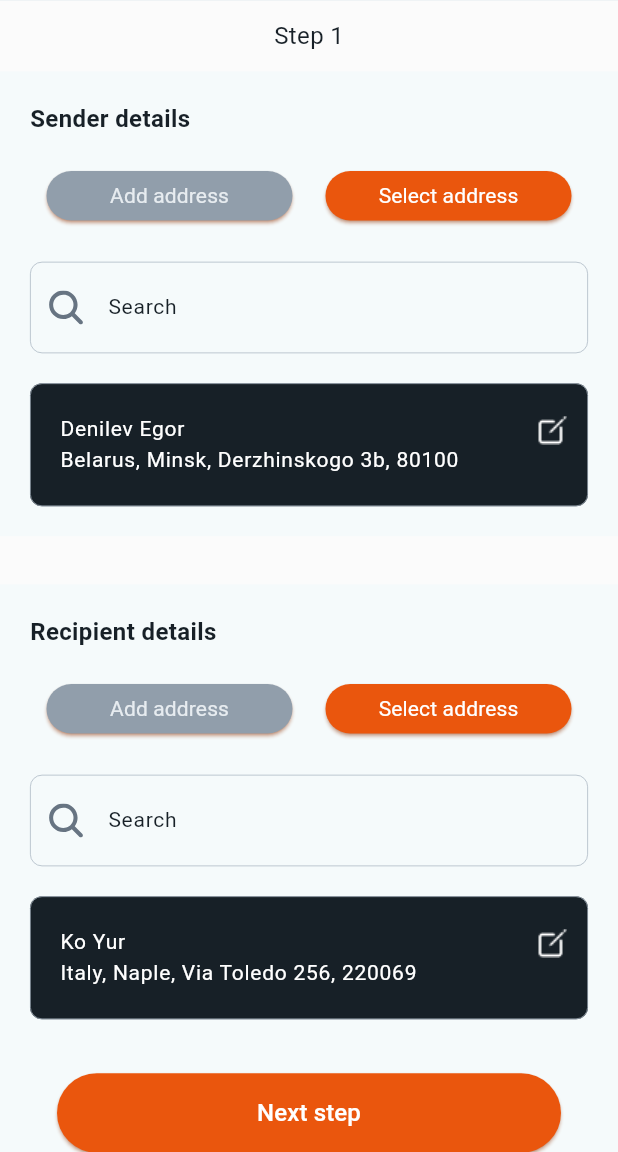
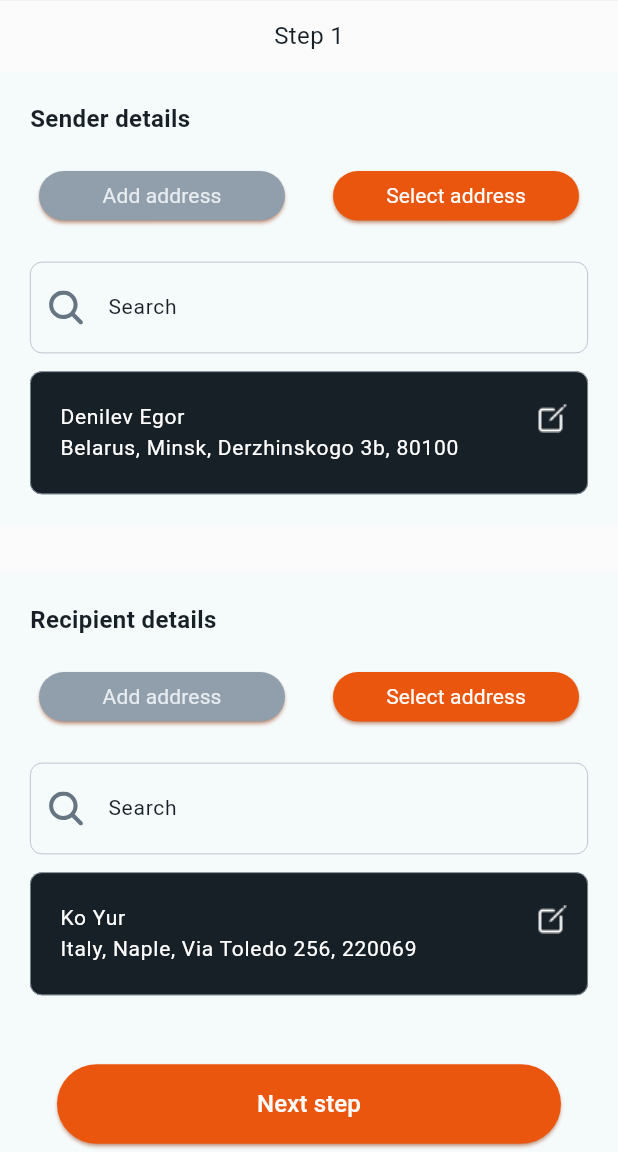
Before and after one commit to GarifullinII/orderscreen, a Flutter app: the screen it shows after launch, after a tap on "Add address", on a phone screen of 412 x 824 dp, the part 84-1236 px from its top. Run offline on Flutter 3.47's test engine with Material 2 defaults, Android fonts, the phone set to English and light mode, and no system bars; our stand-ins replace flutter_svg; Roboto replaces fonts that are missing (SF Pro).

```diff
--- a/lib/views/pages/address.dart
+++ b/lib/views/pages/address.dart
@@ -72,7 +72,7 @@ class Address extends StatelessWidget {
               ),
             ),
             Padding(
-              padding: const EdgeInsets.only(left: 20, top: 16, right: 20, bottom: 26),
+              padding: const EdgeInsets.only(top: 26, bottom: 26),
               child: Button(
                 interact: () {},
                 style: ElevatedButton.styleFrom(
--- a/lib/views/pages/order.dart
+++ b/lib/views/pages/order.dart
@@ -18,6 +18,7 @@ class Order extends StatelessWidget {
       appBar: const TopBar(label: 'Ordering'),
       body: SingleChildScrollView(
         child: Column(
+          crossAxisAlignment: CrossAxisAlignment.start,
           children: <Widget>[
             Divider(
               color: ColorConstants.dividerColor,
@@ -46,11 +47,22 @@ class Order extends StatelessWidget {
               ),
             ),
             Padding(
+              padding: const EdgeInsets.only(left: 20, top: 20, bottom: 8),
+              child: Text(
+                'Start date',
+                style: TextStyle(
+                  fontFamily: 'Roboto',
+                  fontSize: 14,
+                  fontWeight: FontWeight.w600,
+                  color: ColorConstants.labelColor,
+                ),
+              ),
+            ),
+            Padding(
               padding: const EdgeInsets.only(bottom: 12),
               child: Input(
                 keyboardType: TextInputType.datetime,
                 onChange: (String value) {},
-                labelOverTextField: 'Start date',
                 widgetPrefix: SvgPicture.asset(
                   'assets/images/calendar.svg',
                   colorFilter: ColorFilter.mode(
@@ -99,7 +111,8 @@ class Order extends StatelessWidget {
               addressLabel: 'Via Toledo 256',
               postcodeLabel: '80100',
             ),
-            Padding(
+            Center(
+              child: Padding(
                 padding: const EdgeInsets.only(top: 16, bottom: 26),
                 child: Button(
                   interact: () {},
@@ -125,6 +138,7 @@ class Order extends StatelessWidget {
                   ),
                 ),
               ),
+            ),
           ],
         ),
       ),
--- a/lib/views/pages/widgets/address_form_widget.dart
+++ b/lib/views/pages/widgets/address_form_widget.dart
@@ -46,7 +46,7 @@ class AddressFormWidget extends StatelessWidget {
             ),
           ),
           Padding(
-            padding: const EdgeInsets.symmetric(horizontal: 20),
+            padding: const EdgeInsets.only(left: 10, right: 10, bottom: 20),
             child: Row(
               mainAxisAlignment: MainAxisAlignment.spaceAround,
               crossAxisAlignment: CrossAxisAlignment.center,
@@ -94,12 +94,15 @@ class AddressFormWidget extends StatelessWidget {
             ),
             hint: searchLabel ?? '',
           ),
-          Input(
-            onChange: (String value) {},
-            widgetOverTextField: const Spacer(),
-            valueMaxLines: 2,
-            showPrefixIcon: false,
-            hint: addressLabel ?? '',
+          Padding(
+            padding: const EdgeInsets.only(top: 12),
+            child: Input(
+              onChange: (String value) {},
+              widgetOverTextField: const Spacer(),
+              valueMaxLines: 2,
+              showPrefixIcon: false,
+              hint: addressLabel ?? '',
+            ),
           ),
         ],
       ),
--- a/lib/views/pages/widgets/form_widget.dart
+++ b/lib/views/pages/widgets/form_widget.dart
@@ -71,7 +71,7 @@ class FormWidget extends StatelessWidget {
         crossAxisAlignment: CrossAxisAlignment.start,
         children: [
           Padding(
-            padding: const EdgeInsets.only(left: 20, top: 20, bottom: 16),
+            padding: const EdgeInsets.only(left: 20, top: 12, bottom: 16),
             child: Text(
               labelText,
               style: TextStyle(
@@ -127,9 +127,20 @@ class FormWidget extends StatelessWidget {
               ],
             ),
           ),
+          Padding(
+            padding: const EdgeInsets.only(left: 20, top: 20, bottom: 8),
+            child: Text(
+              'Full name*',
+              style: TextStyle(
+                fontFamily: 'Roboto',
+                fontSize: 14,
+                fontWeight: FontWeight.w600,
+                color: ColorConstants.labelColor,
+              ),
+            ),
+          ),
           Input(
             onChange: (String value) {},
-            labelOverTextField: labelTextField ?? 'Full name*',
             widgetPrefix: SvgPicture.asset(
               'assets/images/man.svg',
               colorFilter: ColorFilter.mode(
@@ -139,10 +150,21 @@ class FormWidget extends StatelessWidget {
             ),
             hint: nameLabel ?? '',
           ),
+          Padding(
+            padding: const EdgeInsets.only(left: 20, top: 20, bottom: 8),
+            child: Text(
+              'Email*',
+              style: TextStyle(
+                fontFamily: 'Roboto',
+                fontSize: 14,
+                fontWeight: FontWeight.w600,
+                color: ColorConstants.labelColor,
+              ),
+            ),
+          ),
           Input(
             keyboardType: TextInputType.emailAddress,
             onChange: (String value) {},
-            labelOverTextField: labelTextField ?? 'Email*',
             widgetPrefix: SvgPicture.asset(
               'assets/images/email.svg',
               colorFilter: ColorFilter.mode(
@@ -152,11 +174,22 @@ class FormWidget extends StatelessWidget {
             ),
             hint: emailLabel ?? '',
           ),
+          Padding(
+            padding: const EdgeInsets.only(left: 20, top: 20, bottom: 8),
+            child: Text(
+              'Phone number*',
+              style: TextStyle(
+                fontFamily: 'Roboto',
+                fontSize: 14,
+                fontWeight: FontWeight.w600,
+                color: ColorConstants.labelColor,
+              ),
+            ),
+          ),
           Input(
             keyboardType: TextInputType.phone,
             textInputFormatter: [FilteringTextInputFormatter.digitsOnly],
             onChange: (String value) {},
-            labelOverTextField: labelTextField ?? 'Phone number*',
             widgetPrefix: SvgPicture.asset(
               'assets/images/phone.svg',
               colorFilter: ColorFilter.mode(
@@ -173,9 +206,20 @@ class FormWidget extends StatelessWidget {
               height: 0.5,
             ),
           ),
+          Padding(
+            padding: const EdgeInsets.only(left: 20, top: 20, bottom: 8),
+            child: Text(
+              'Country*',
+              style: TextStyle(
+                fontFamily: 'Roboto',
+                fontSize: 14,
+                fontWeight: FontWeight.w600,
+                color: ColorConstants.labelColor,
+              ),
+            ),
+          ),
           Input(
             onChange: (String value) {},
-            labelOverTextField: labelTextField ?? 'Country*',
             widgetPrefix: SvgPicture.asset(
               'assets/images/mapdot.svg',
               colorFilter: ColorFilter.mode(
@@ -185,9 +229,20 @@ class FormWidget extends StatelessWidget {
             ),
             hint: countryLabel ?? '',
           ),
+          Padding(
+            padding: const EdgeInsets.only(left: 20, top: 20, bottom: 8),
+            child: Text(
+              'City*',
+              style: TextStyle(
+                fontFamily: 'Roboto',
+                fontSize: 14,
+                fontWeight: FontWeight.w600,
+                color: ColorConstants.labelColor,
+              ),
+            ),
+          ),
           Input(
             onChange: (String value) {},
-            labelOverTextField: labelTextField ?? 'City*',
             widgetPrefix: SvgPicture.asset(
               'assets/images/city.svg',
               colorFilter: ColorFilter.mode(
@@ -197,9 +252,20 @@ class FormWidget extends StatelessWidget {
             ),
             hint: cityLabel ?? '',
           ),
+          Padding(
+            padding: const EdgeInsets.only(left: 20, top: 20, bottom: 8),
+            child: Text(
+              'Address line 1*',
+              style: TextStyle(
+                fontFamily: 'Roboto',
+                fontSize: 14,
+                fontWeight: FontWeight.w600,
+                color: ColorConstants.labelColor,
+              ),
+            ),
+          ),
           Input(
             onChange: (String value) {},
-            labelOverTextField: labelTextField ?? 'Address line 1*',
             widgetPrefix: SvgPicture.asset(
               'assets/images/mappin.svg',
               colorFilter: ColorFilter.mode(
@@ -229,11 +295,22 @@ class FormWidget extends StatelessWidget {
             ),
           ),
           Padding(
+            padding: const EdgeInsets.only(left: 20, top: 20, bottom: 8),
+            child: Text(
+              'Postcode*',
+              style: TextStyle(
+                fontFamily: 'Roboto',
+                fontSize: 14,
+                fontWeight: FontWeight.w600,
+                color: ColorConstants.labelColor,
+              ),
+            ),
+          ),
+          Padding(
             padding: const EdgeInsets.only(bottom: 20),
             child: Input(
               keyboardType: TextInputType.number,
               onChange: (String value) {},
-              labelOverTextField: labelTextField ?? 'Postcode*',
               widgetPrefix: SvgPicture.asset(
                 'assets/images/postcode.svg',
                 colorFilter: ColorFilter.mode(
--- a/lib/views/pages/widgets/input.dart
+++ b/lib/views/pages/widgets/input.dart
@@ -6,7 +6,6 @@ import '../../../utils/constants.dart';
 class Input extends StatefulWidget {
   /// Constructor
   /// @param onChange - Input on input submitted
-  /// @param labelOverTextField - Label over TextFormField
   /// @param widgetPrefix - Widget for prefixIcon
   /// @param hint - Input hint
   /// @param hidden - Is input hidden
@@ -21,7 +20,6 @@ class Input extends StatefulWidget {
 
   const Input({
     required this.onChange,
-    this.labelOverTextField,
     this.widgetPrefix,
     this.hint,
     this.hidden = false,
@@ -38,9 +36,6 @@ class Input extends StatefulWidget {
 
   /// Input on input submitted
   final ValueChanged<String>? onChange;
-
-  /// Label over TextFormField
-  final String? labelOverTextField;
 
   /// Widget for prefixIcon
   final Widget? widgetPrefix;
@@ -100,19 +95,6 @@ class _InputState extends State<Input> {
   Widget build(BuildContext context) => Column(
         crossAxisAlignment: CrossAxisAlignment.start,
         children: [
-          Padding(
-            padding: const EdgeInsets.only(left: 20, top: 12, bottom: 8),
-            child: widget.widgetOverTextField ??
-                Text(
-                  widget.labelOverTextField ?? '',
-                  style: TextStyle(
-                    fontFamily: 'Roboto',
-                    fontSize: 14,
-                    fontWeight: FontWeight.w600,
-                    color: ColorConstants.labelColor,
-                  ),
-                ),
-          ),
           Padding(
             padding: const EdgeInsets.symmetric(horizontal: 20),
             child: TextFormField(
```
Lines whose indentation alone changed are shown as unchanged.
